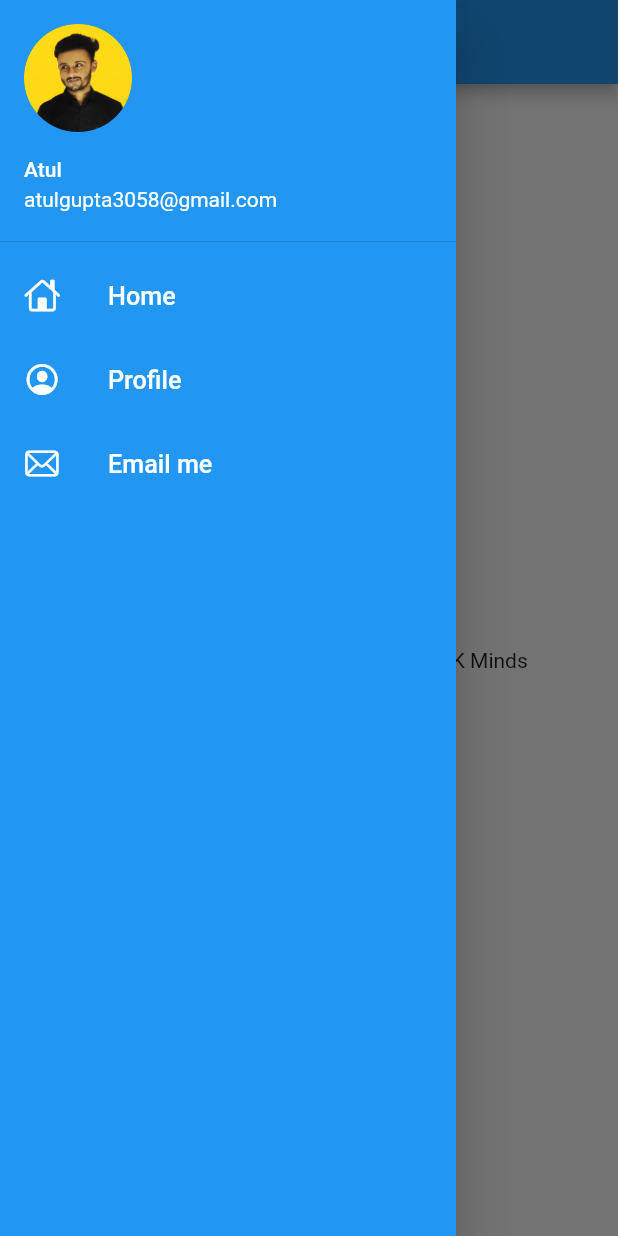
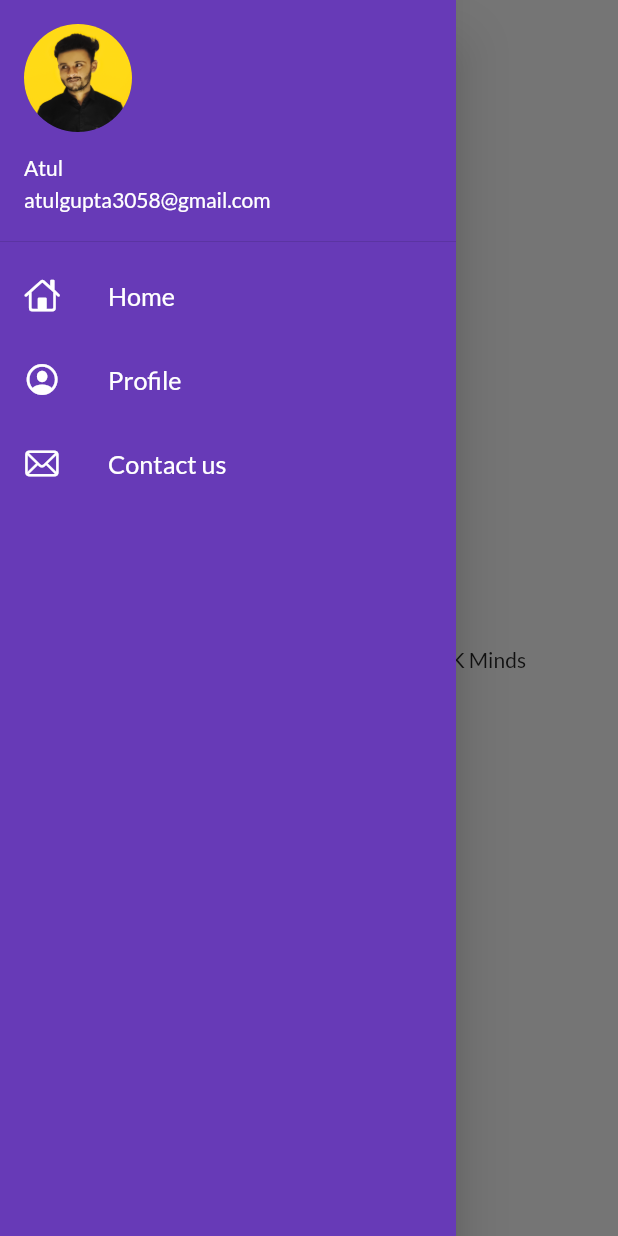
Before and after one commit to theatulgupta/30DaysOfFlutter, a Flutter app: the screen it shows after launch, with the side drawer open, on a phone screen of 412 x 824 dp. Run offline on Flutter 3.47's test engine with Material 2 defaults, Android fonts, the phone set to English and light mode, and no system bars; our stand-ins replace flutter_svg, google_fonts.

Commit message:
Day10 Completed

```diff
--- a/lib/main.dart
+++ b/lib/main.dart
@@ -2,7 +2,6 @@ import 'package:catalogue_app/screens/home_page.dart';
 import 'package:catalogue_app/screens/login_page.dart';
 import 'package:catalogue_app/utils/routes.dart';
 import 'package:flutter/material.dart';
-import 'package:google_fonts/google_fonts.dart';
 
 void main() {
   runApp(const MyApp());
@@ -15,12 +14,9 @@ class MyApp extends StatelessWidget {
   Widget build(BuildContext context) {
     return MaterialApp(
         debugShowCheckedModeBanner: false,
-        theme: ThemeData(
-            fontFamily: GoogleFonts.lato().fontFamily,
-            primaryTextTheme: GoogleFonts.latoTextTheme()),
         initialRoute: MyRoutes.homeRoute,
         routes: {
-          "/": (context) => const LoginPage(),
+          "/": (context) => const HomePage(),
           MyRoutes.homeRoute: (context) => const HomePage(),
           MyRoutes.loginRoute: (context) => const LoginPage(),
         });
--- a/lib/screens/home_page.dart
+++ b/lib/screens/home_page.dart
@@ -1,5 +1,7 @@
 import 'package:catalogue_app/widgets/drawer.dart';
 import 'package:flutter/material.dart';
+
+import '../widgets/themes.dart';
 
 class HomePage extends StatelessWidget {
   const HomePage({Key? key}) : super(key: key);
@@ -11,13 +13,21 @@ class HomePage extends StatelessWidget {
 
     return MaterialApp(
       debugShowCheckedModeBanner: false,
+      themeMode: ThemeMode.light,
+      theme: MyTheme.lightTheme(context),
+      darkTheme: MyTheme.darkTheme(context),
       home: Scaffold(
         appBar: AppBar(
-          title: const Text("Catalogue App"),
-          leading: const Icon(Icons.menu),
+          title: const Text(
+            "Catalogue App",
+            style: TextStyle(color: Colors.black),
+          ),
         ),
-        body: Center(
-          child: Text("Welcome to $days days of Flutter with $name"),
+        body: Container(
+          color: Colors.white,
+          child: Center(
+            child: Text("Welcome to $days days of Flutter with $name"),
+          ),
         ),
         drawer: const MyDrawer(),
       ),
--- a/lib/widgets/drawer.dart
+++ b/lib/widgets/drawer.dart
@@ -11,7 +11,7 @@ class MyDrawer extends StatelessWidget {
   Widget build(BuildContext context) {
     return Drawer(
       child: Container(
-        color: Colors.blue,
+        color: Colors.deepPurple,
         child: ListView(
           children: const [
             DrawerHeader(
@@ -44,7 +44,7 @@ class MyDrawer extends StatelessWidget {
             ListTile(
               leading: Icon(CupertinoIcons.mail, color: Colors.white),
               title: Text(
-                "Email me",
+                "Contact us",
                 style: TextStyle(color: Colors.white),
                 textScaleFactor: 1.2,
               ),
--- /dev/null
+++ b/lib/widgets/themes.dart
@@ -0,0 +1,16 @@
+import 'package:flutter/material.dart';
+import 'package:google_fonts/google_fonts.dart';
+
+class MyTheme {
+  static ThemeData lightTheme(BuildContext context) => ThemeData(
+      primarySwatch: Colors.deepPurple,
+      fontFamily: GoogleFonts.lato().fontFamily,
+      appBarTheme: const AppBarTheme(
+          centerTitle: true,
+          color: Colors.white,
+          elevation: 0.0,
+          iconTheme: IconThemeData(color: Colors.black)));
+
+  static ThemeData darkTheme(BuildContext context) =>
+      ThemeData(brightness: Brightness.dark);
+}
```
Also changed, not shown: lib/models/catalogue.dart (added, +26 -0 lines).
